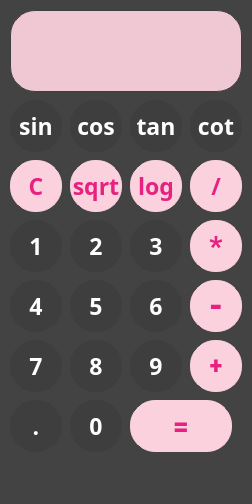
First picture: the form in 17/main.ui, repository NadiyaGh/PY, before the edit.
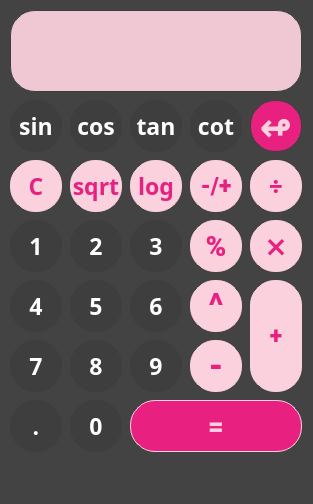
Second picture: the form after the edit.

The edit to the form file:
```diff
--- a/17/main.ui
+++ b/17/main.ui
@@ -6,7 +6,7 @@
    <rect>
     <x>0</x>
     <y>0</y>
-    <width>252</width>
+    <width>313</width>
     <height>504</height>
    </rect>
   </property>
@@ -145,19 +145,19 @@
      <rect>
       <x>130</x>
       <y>400</y>
-      <width>102</width>
+      <width>172</width>
       <height>52</height>
      </rect>
     </property>
     <property name="minimumSize">
      <size>
-      <width>102</width>
+      <width>172</width>
       <height>52</height>
      </size>
     </property>
     <property name="maximumSize">
      <size>
-      <width>102</width>
+      <width>172</width>
       <height>52</height>
      </size>
     </property>
@@ -178,15 +178,15 @@
      <bool>false</bool>
     </property>
     <property name="styleSheet">
-     <string notr="true">color:rgb(232, 33, 129);
-background-color:rgb(250, 209, 221);
+     <string notr="true">color:rgb(250, 209, 221);
+background-color:rgb(232, 33, 129);
 border-style: solid;
  border-width:1px;
  border-radius:25px;
  border-color:rgb(250, 209, 221);
- max-width:100px;
+ max-width:170px;
  max-height:50px;
- min-width:100px;
+ min-width:170px;
  min-height:50px;</string>
     </property>
     <property name="text">
@@ -497,7 +497,7 @@
    <widget class="QPushButton" name="division_button">
     <property name="geometry">
      <rect>
-      <x>190</x>
+      <x>250</x>
       <y>160</y>
       <width>52</width>
       <height>52</height>
@@ -523,7 +523,7 @@
     </property>
     <property name="font">
      <font>
-      <family>Script MT Bold</family>
+      <family>Roboto Black</family>
       <pointsize>17</pointsize>
       <bold>true</bold>
      </font>
@@ -544,7 +544,7 @@
  min-height:50px;</string>
     </property>
     <property name="text">
-     <string>/</string>
+     <string>÷</string>
     </property>
     <property name="iconSize">
      <size>
@@ -557,7 +557,7 @@
     <property name="geometry">
      <rect>
       <x>190</x>
-      <y>280</y>
+      <y>340</y>
       <width>52</width>
       <height>52</height>
      </rect>
@@ -615,22 +615,22 @@
    <widget class="QPushButton" name="sum_button">
     <property name="geometry">
      <rect>
-      <x>190</x>
-      <y>340</y>
+      <x>250</x>
+      <y>280</y>
       <width>52</width>
-      <height>52</height>
+      <height>112</height>
      </rect>
     </property>
     <property name="minimumSize">
      <size>
       <width>52</width>
-      <height>52</height>
+      <height>112</height>
      </size>
     </property>
     <property name="maximumSize">
      <size>
       <width>52</width>
-      <height>52</height>
+      <height>112</height>
      </size>
     </property>
     <property name="baseSize">
@@ -657,9 +657,9 @@
  border-radius:25px;
  border-color:rgb(250, 209, 221);
  max-width:50px;
- max-height:50px;
+ max-height:110px;
  min-width:50px;
- min-height:50px;</string>
+ min-height:110px;</string>
     </property>
     <property name="text">
      <string>+</string>
@@ -674,7 +674,7 @@
    <widget class="QPushButton" name="multiplication_button">
     <property name="geometry">
      <rect>
-      <x>190</x>
+      <x>250</x>
       <y>220</y>
       <width>52</width>
       <height>52</height>
@@ -705,6 +705,9 @@
       <bold>true</bold>
      </font>
     </property>
+    <property name="layoutDirection">
+     <enum>Qt::LeftToRight</enum>
+    </property>
     <property name="autoFillBackground">
      <bool>false</bool>
     </property>
@@ -721,7 +724,7 @@
  min-height:50px;</string>
     </property>
     <property name="text">
-     <string>*</string>
+     <string>⨯</string>
     </property>
     <property name="iconSize">
      <size>
@@ -1384,7 +1387,7 @@
      <rect>
       <x>10</x>
       <y>10</y>
-      <width>232</width>
+      <width>292</width>
       <height>82</height>
      </rect>
     </property>
@@ -1396,11 +1399,250 @@
 border-width:1px;
 border-radius:25px;
 border-color:rgb(62, 62, 62) ;
-max-width:230px;
+max-width:290px;
 max-height:80px;
-min-width:230px;
+min-width:290px;
 min-height:80px;</string>
     </property>
+    <property name="readOnly">
+     <bool>true</bool>
+    </property>
+   </widget>
+   <widget class="QPushButton" name="Percent_button">
+    <property name="geometry">
+     <rect>
+      <x>190</x>
+      <y>220</y>
+      <width>52</width>
+      <height>52</height>
+     </rect>
+    </property>
+    <property name="minimumSize">
+     <size>
+      <width>52</width>
+      <height>52</height>
+     </size>
+    </property>
+    <property name="maximumSize">
+     <size>
+      <width>52</width>
+      <height>52</height>
+     </size>
+    </property>
+    <property name="baseSize">
+     <size>
+      <width>75</width>
+      <height>75</height>
+     </size>
+    </property>
+    <property name="font">
+     <font>
+      <family>Roboto Black</family>
+      <pointsize>21</pointsize>
+      <bold>true</bold>
+     </font>
+    </property>
+    <property name="autoFillBackground">
+     <bool>false</bool>
+    </property>
+    <property name="styleSheet">
+     <string notr="true">background-color:rgb(250, 209, 221);
+color:rgb(232, 33, 129);
+border-style: solid;
+ border-width:1px;
+ border-radius:25px;
+ border-color:rgb(250, 209, 221);
+ max-width:50px;
+ max-height:50px;
+ min-width:50px;
+ min-height:50px;</string>
+    </property>
+    <property name="text">
+     <string>%</string>
+    </property>
+    <property name="iconSize">
+     <size>
+      <width>20</width>
+      <height>20</height>
+     </size>
+    </property>
+   </widget>
+   <widget class="QPushButton" name="power_button">
+    <property name="geometry">
+     <rect>
+      <x>190</x>
+      <y>280</y>
+      <width>52</width>
+      <height>52</height>
+     </rect>
+    </property>
+    <property name="minimumSize">
+     <size>
+      <width>52</width>
+      <height>52</height>
+     </size>
+    </property>
+    <property name="maximumSize">
+     <size>
+      <width>52</width>
+      <height>52</height>
+     </size>
+    </property>
+    <property name="baseSize">
+     <size>
+      <width>75</width>
+      <height>75</height>
+     </size>
+    </property>
+    <property name="font">
+     <font>
+      <family>Roboto Black</family>
+      <pointsize>25</pointsize>
+      <bold>true</bold>
+     </font>
+    </property>
+    <property name="autoFillBackground">
+     <bool>false</bool>
+    </property>
+    <property name="styleSheet">
+     <string notr="true">background-color:rgb(250, 209, 221);
+color:rgb(232, 33, 129);
+border-style: solid;
+ border-width:1px;
+ border-radius:25px;
+ border-color:rgb(250, 209, 221);
+ max-width:50px;
+ max-height:50px;
+ min-width:50px;
+ min-height:50px;</string>
+    </property>
+    <property name="text">
+     <string>^</string>
+    </property>
+    <property name="iconSize">
+     <size>
+      <width>20</width>
+      <height>20</height>
+     </size>
+    </property>
+   </widget>
+   <widget class="QPushButton" name="change_sign_button">
+    <property name="geometry">
+     <rect>
+      <x>190</x>
+      <y>160</y>
+      <width>52</width>
+      <height>52</height>
+     </rect>
+    </property>
+    <property name="minimumSize">
+     <size>
+      <width>52</width>
+      <height>52</height>
+     </size>
+    </property>
+    <property name="maximumSize">
+     <size>
+      <width>52</width>
+      <height>52</height>
+     </size>
+    </property>
+    <property name="baseSize">
+     <size>
+      <width>75</width>
+      <height>75</height>
+     </size>
+    </property>
+    <property name="font">
+     <font>
+      <family>Roboto Black</family>
+      <pointsize>17</pointsize>
+      <bold>true</bold>
+     </font>
+    </property>
+    <property name="autoFillBackground">
+     <bool>false</bool>
+    </property>
+    <property name="styleSheet">
+     <string notr="true">background-color:rgb(250, 209, 221);
+color:rgb(232, 33, 129);
+border-style: solid;
+ border-width:1px;
+ border-radius:25px;
+ border-color:rgb(250, 209, 221);
+ max-width:50px;
+ max-height:50px;
+ min-width:50px;
+ min-height:50px;</string>
+    </property>
+    <property name="text">
+     <string>-/+</string>
+    </property>
+    <property name="iconSize">
+     <size>
+      <width>20</width>
+      <height>20</height>
+     </size>
+    </property>
+   </widget>
+   <widget class="QPushButton" name="backspace_button">
+    <property name="geometry">
+     <rect>
+      <x>250</x>
+      <y>100</y>
+      <width>52</width>
+      <height>52</height>
+     </rect>
+    </property>
+    <property name="minimumSize">
+     <size>
+      <width>52</width>
+      <height>52</height>
+     </size>
+    </property>
+    <property name="maximumSize">
+     <size>
+      <width>52</width>
+      <height>52</height>
+     </size>
+    </property>
+    <property name="baseSize">
+     <size>
+      <width>75</width>
+      <height>75</height>
+     </size>
+    </property>
+    <property name="font">
+     <font>
+      <family>Script MT Bold</family>
+      <pointsize>29</pointsize>
+      <bold>true</bold>
+     </font>
+    </property>
+    <property name="autoFillBackground">
+     <bool>false</bool>
+    </property>
+    <property name="styleSheet">
+     <string notr="true">color:rgb(250, 209, 221);
+background-color:rgb(232, 33, 129);
+border-style: solid;
+ border-width:1px;
+ border-radius:25px;
+ border-color:rgb(62, 62, 62) ;
+ max-width:50px;
+ max-height:50px;
+ min-width:50px;
+ min-height:50px;</string>
+    </property>
+    <property name="text">
+     <string>↫</string>
+    </property>
+    <property name="iconSize">
+     <size>
+      <width>20</width>
+      <height>20</height>
+     </size>
+    </property>
    </widget>
   </widget>
   <widget class="QMenuBar" name="menubar">
```
Left out of the diff: 2 changed lines with no effect on the pictures.
